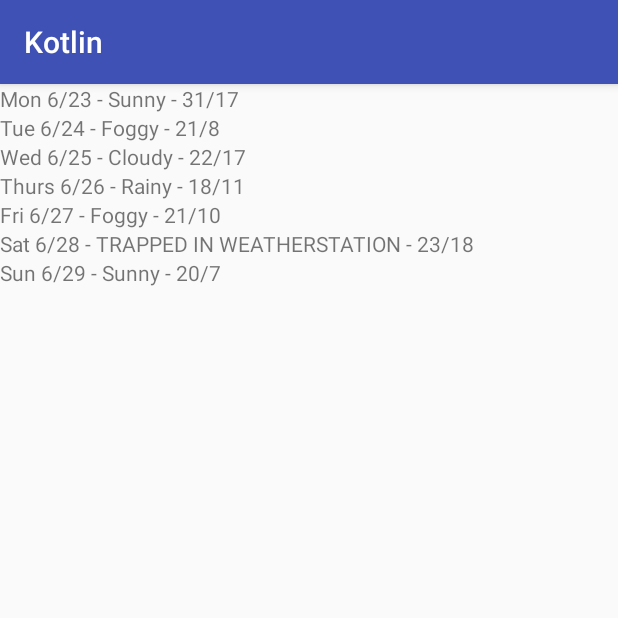
After one commit to christian-zs/Kotlin, an Android app: the WeatherListActivity screen opened directly, with no data from a screen before it, on a phone screen of 412 x 824 dp, the top half of it. The commit adds this screen. Run offline under Robolectric (Android 15) with nearby library versions, the phone set to English and light mode, and no system bars.

Commit message:
1、RecycleView Adapter :basketball: 2、Anko 扩展函数 :basketball:

```diff
--- a/app/build.gradle
+++ b/app/build.gradle
@@ -39,4 +39,5 @@ dependencies {
     androidTestImplementation 'com.android.support.test.espresso:espresso-core:3.0.1'
 
     compile "org.jetbrains.anko:anko-common:$anko_version"
+    compile "com.android.support:recyclerview-v7:${SUPPORT_LIBRARY}"
 }
--- a/app/src/main/AndroidManifest.xml
+++ b/app/src/main/AndroidManifest.xml
@@ -9,13 +9,15 @@
         android:roundIcon="@mipmap/ic_launcher_round"
         android:supportsRtl="true"
         android:theme="@style/AppTheme">
-        <activity android:name=".MainActivity">
+        <activity android:name=".acticity.MainActivity">
             <intent-filter>
                 <action android:name="android.intent.action.MAIN" />
 
                 <category android:name="android.intent.category.LAUNCHER" />
             </intent-filter>
         </activity>
+
+        <activity android:name=".acticity.WeatherListActivity" />
     </application>
 
 </manifest>
--- a/app/src/main/java/com/example/zs/kotlin/TestActivity.java
+++ /dev/null
@@ -1,17 +0,0 @@
-package com.example.zs.kotlin;
-
-import android.os.Bundle;
-import android.support.annotation.Nullable;
-import android.support.v7.app.AppCompatActivity;
-
-/**
- * Description:
- * Created by zs on 2017/12/26.
- */
-
-public class TestActivity extends AppCompatActivity {
-    @Override
-    protected void onCreate(@Nullable Bundle savedInstanceState) {
-        super.onCreate(savedInstanceState);
-    }
-}
--- /dev/null
+++ b/app/src/main/java/com/example/zs/kotlin/acticity/WeatherListActivity.kt
@@ -0,0 +1,38 @@
+package com.example.zs.kotlin.acticity
+
+import android.os.Bundle
+import android.support.v7.app.AppCompatActivity
+import android.support.v7.widget.LinearLayoutManager
+import android.support.v7.widget.RecyclerView
+import com.example.zs.kotlin.R
+import com.example.zs.kotlin.adapter.WeatherListAdapter
+import org.jetbrains.anko.find
+
+/**
+ * Description: 列表 (练习函数、类、参数)
+ * Created by zs on 2017/12/26.
+ */
+class WeatherListActivity : AppCompatActivity() {
+    private var adapter: WeatherListAdapter? = null
+    private val items = listOf(
+            "Mon 6/23 - Sunny - 31/17",
+            "Tue 6/24 - Foggy - 21/8",
+            "Wed 6/25 - Cloudy - 22/17",
+            "Thurs 6/26 - Rainy - 18/11",
+            "Fri 6/27 - Foggy - 21/10",
+            "Sat 6/28 - TRAPPED IN WEATHERSTATION - 23/18",
+            "Sun 6/29 - Sunny - 20/7"
+    )
+
+    override fun onCreate(savedInstanceState: Bundle?) {
+        super.onCreate(savedInstanceState)
+        setContentView(R.layout.activity_list)
+        // 使用 AnKo 扩展函数
+        val recycler: RecyclerView = find(R.id.recycler_list)
+        val linearLayoutManger = LinearLayoutManager(applicationContext)
+        linearLayoutManger.orientation = RecyclerView.VERTICAL
+        recycler.layoutManager = linearLayoutManger
+        adapter = WeatherListAdapter(items)
+        recycler.adapter = adapter
+    }
+}
--- /dev/null
+++ b/app/src/main/java/com/example/zs/kotlin/adapter/WeatherListAdapter.kt
@@ -0,0 +1,25 @@
+package com.example.zs.kotlin.adapter
+
+import android.support.v7.widget.RecyclerView
+import android.view.ViewGroup
+import android.widget.TextView
+
+/**
+ * Description:
+ * Created by zs on 2017/12/26.
+ */
+class WeatherListAdapter(val datas: List<String>) : RecyclerView.Adapter<WeatherListAdapter.ViewHolder>() {
+
+    override fun onCreateViewHolder(parent: ViewGroup?, viewType: Int): WeatherListAdapter.ViewHolder {
+        return WeatherListAdapter.ViewHolder(TextView(parent!!.context))
+
+    }
+
+    override fun getItemCount() = datas.size
+
+    override fun onBindViewHolder(holder: WeatherListAdapter.ViewHolder?, position: Int) {
+        holder!!.textView.text = datas[position]
+    }
+
+    class ViewHolder(val textView: TextView) : RecyclerView.ViewHolder(textView)
+}
--- /dev/null
+++ b/app/src/main/res/layout/activity_list.xml
@@ -0,0 +1,13 @@
+<?xml version="1.0" encoding="utf-8"?>
+<android.support.constraint.ConstraintLayout xmlns:android="http://schemas.android.com/apk/res/android"
+    xmlns:tools="http://schemas.android.com/tools"
+    android:layout_width="match_parent"
+    android:layout_height="match_parent"
+    tools:context="com.example.zs.kotlin.acticity.MainActivity">
+
+    <android.support.v7.widget.RecyclerView
+        android:id="@+id/recycler_list"
+        android:layout_width="match_parent"
+        android:layout_height="match_parent" />
+
+</android.support.constraint.ConstraintLayout>
--- a/app/src/main/res/layout/activity_main.xml
+++ b/app/src/main/res/layout/activity_main.xml
@@ -4,7 +4,7 @@
     xmlns:tools="http://schemas.android.com/tools"
     android:layout_width="match_parent"
     android:layout_height="match_parent"
-    tools:context="com.example.zs.kotlin.MainActivity">
+    tools:context="com.example.zs.kotlin.acticity.MainActivity">
 
     <TextView
         android:id="@+id/text_hello_world"
```
Also changed, not shown: app/src/main/java/com/example/zs/kotlin/acticity/MainActivity.kt (renamed from app/src/main/java/com/example/zs/kotlin/MainActivity.kt, +6 -1 lines).
